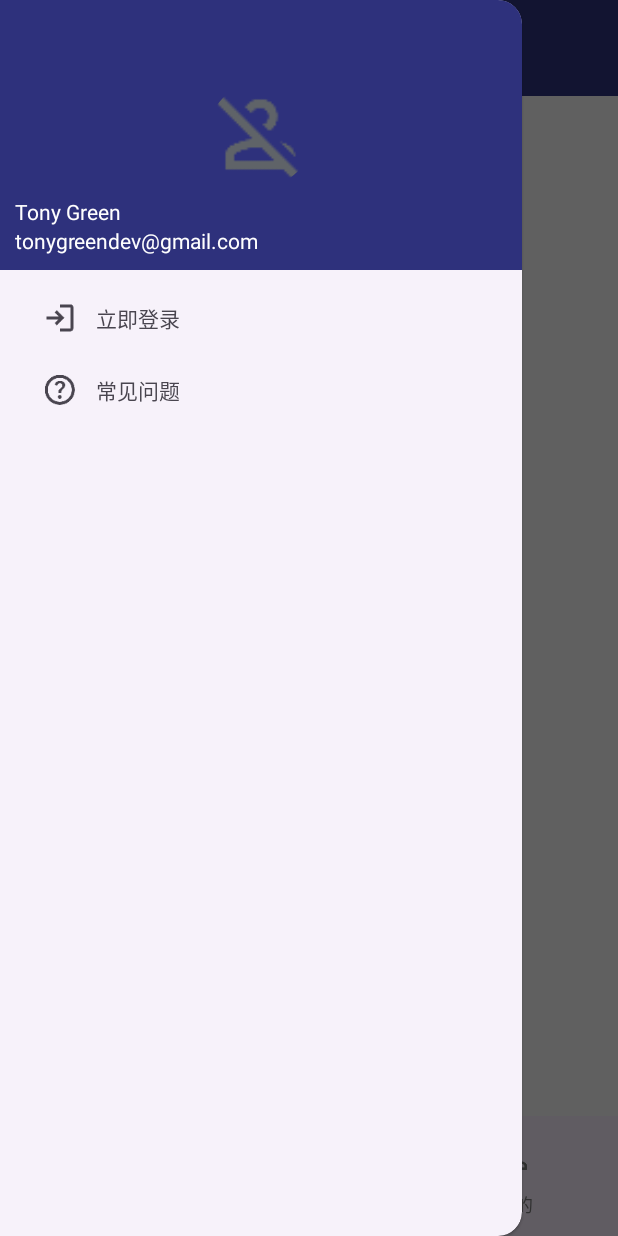
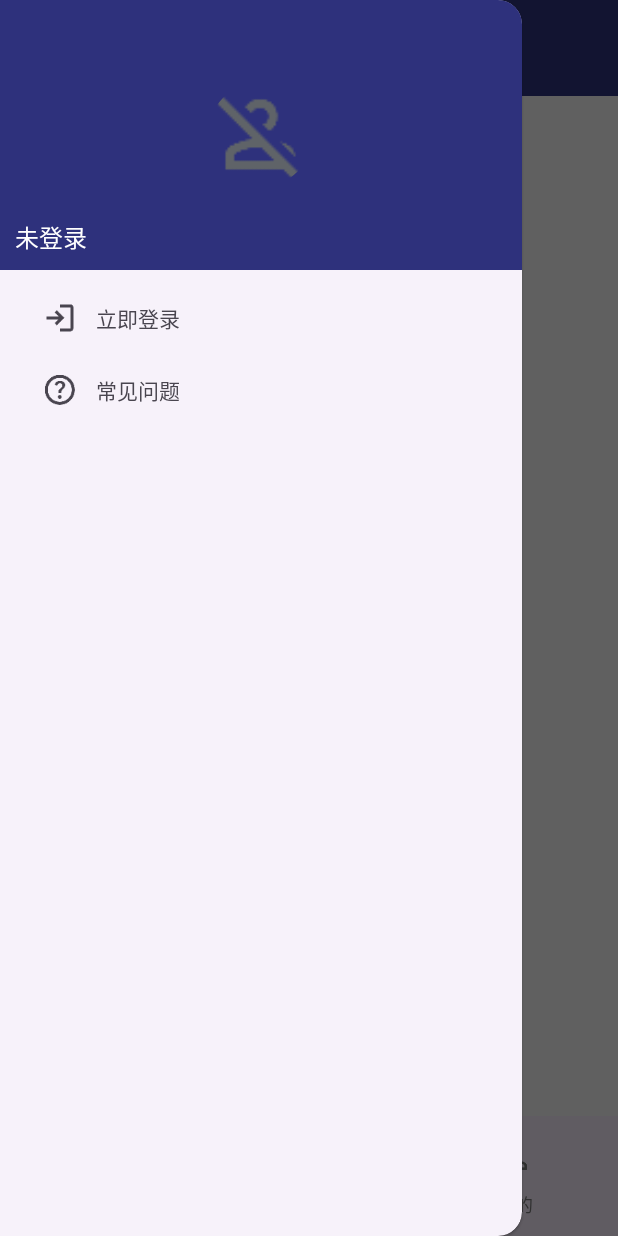
Before and after one commit to Aliceweizhentian/StuffManagerApp, an Android app: the screen it shows after launch (MainActivity), with the side drawer open, on a phone screen of 412 x 824 dp. Run offline under Robolectric (Android 15) with nearby library versions, the phone set to English and light mode, and no system bars; our stand-ins replace CircleImageView.

Commit message:
updata readme

```diff
--- a/app/src/main/res/layout/nav_header.xml
+++ b/app/src/main/res/layout/nav_header.xml
@@ -15,15 +15,7 @@
         android:layout_width="wrap_content"
         android:layout_height="wrap_content"
         android:layout_alignParentBottom="true"
-        android:text="tonygreendev@gmail.com"
+        android:text="未登录"
         android:textColor="#FFF"
-        android:textSize="14sp" />
-    <TextView
-        android:id="@+id/userText"
-        android:layout_width="wrap_content"
-        android:layout_height="wrap_content"
-        android:layout_above="@id/mailText"
-        android:text="Tony Green"
-        android:textColor="#FFF"
-        android:textSize="14sp" />
+        android:textSize="16sp" />
 </RelativeLayout>
```
Also changed, not shown: 9 other files.
